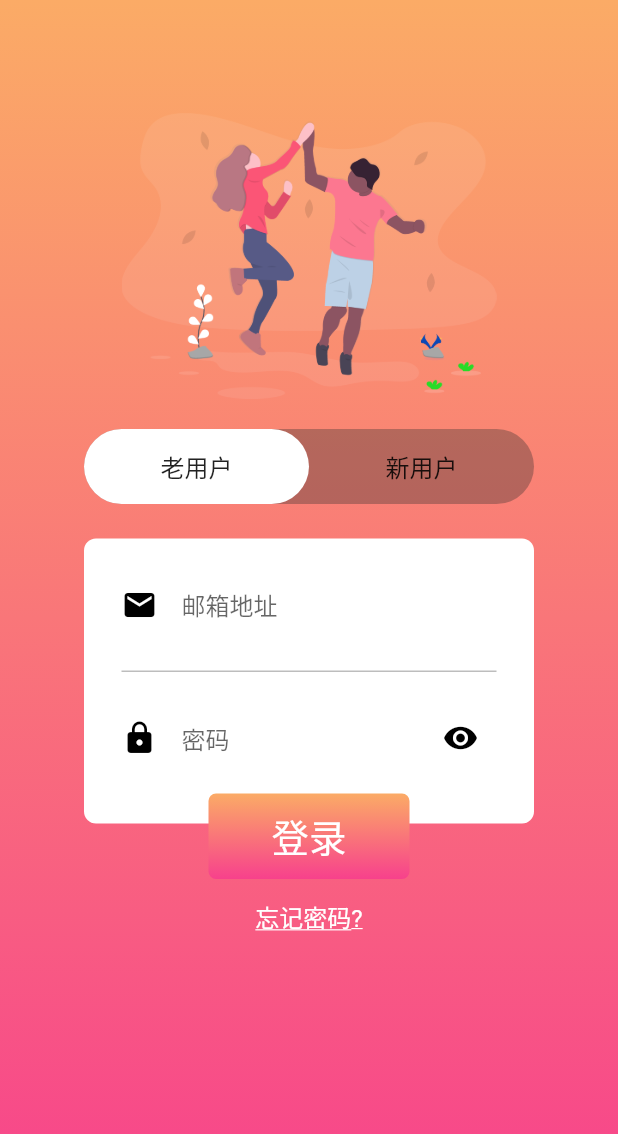
After one commit to littlemall/littlemallapp, a Flutter app: the LoginPage screen opened directly, after a tap on "老用户", on a phone screen of 412 x 824 dp. The commit adds this screen. Shown: the top 1134 px of the screen. Run offline on Flutter 3.47's test engine with Material 2 defaults, Android fonts, the phone set to English and light mode, and no system bars; our stand-ins replace fluro, font_awesome_flutter, shared_preferences; missing offline and left inert: flustars; accounts and stored records are empty; statements that could not run were skipped.

Commit message:
【UPD】 完成注册登录静态界面
 完成注册登录静态界面

```diff
--- /dev/null
+++ b/lib/component/sign_in_page.dart
@@ -0,0 +1,195 @@
+import 'package:flutter/material.dart';
+import 'package:font_awesome_flutter/font_awesome_flutter.dart';
+import 'package:littlemallapp/style/theme.dart' as theme;
+
+/**
+ *注册界面
+ */
+class SignInPage extends StatefulWidget {
+  @override
+  _SignInPageState createState() =>  _SignInPageState();
+}
+
+class _SignInPageState extends State<SignInPage> {
+
+  /**
+   * 利用FocusNode和FocusScopeNode来控制焦点
+   * 可以通过FocusNode.of(context)来获取widget树中默认的FocusScopeNode
+   */
+  FocusNode emailFocusNode =  FocusNode();
+  FocusNode passwordFocusNode =  FocusNode();
+  FocusScopeNode focusScopeNode =  FocusScopeNode();
+
+  GlobalKey<FormState> _SignInFormKey =  GlobalKey();
+
+  bool isShowPassWord = false;
+
+  @override
+  Widget build(BuildContext context) {
+    return  Container(
+      padding: EdgeInsets.only(top: 23),
+      child:  Stack(
+        alignment: Alignment.center,
+//        /**
+//         * 注意这里要设置溢出如何处理，设置为visible的话，可以看到孩子，
+//         * 设置为clip的话，若溢出会进行裁剪
+//         */
+//        overflow: Overflow.visible,
+        children: <Widget>[
+           Column(
+            children: <Widget>[
+              //创建表单
+              buildSignInTextForm(),
+
+              Padding(
+                padding: const EdgeInsets.only(top: 50),
+                child:  Text("忘记密码?",
+                  style:  TextStyle(
+                      fontSize: 16,
+                      color: Colors.white,
+                      decoration: TextDecoration.underline),),
+              ),
+            ],
+          ),
+           new Positioned(child: buildSignInButton(), top: 170,)
+        ],
+      ),
+    );
+  }
+
+  /**
+   * 点击控制密码是否显示
+   */
+  void showPassWord() {
+    setState(() {
+      isShowPassWord = !isShowPassWord;
+    });
+  }
+
+  /**
+   * 创建登录界面的TextForm
+   */
+  Widget buildSignInTextForm() {
+    return  Container(
+      decoration:
+       BoxDecoration(
+          borderRadius: BorderRadius.all(Radius.circular(8))
+          , color: Colors.white
+      ),
+      width: 300,
+      height: 190,
+      /**
+       * Flutter提供了一个Form widget，它可以对输入框进行分组，
+       * 然后进行一些统一操作，如输入内容校验、输入框重置以及输入内容保存。
+       */
+      child:  Form(
+        key: _SignInFormKey,
+        //开启自动检验输入内容，最好还是自己手动检验，不然每次修改子孩子的TextFormField的时候，其他TextFormField也会被检验，感觉不是很好
+//        autovalidate: true,
+        child:  Column(
+          mainAxisSize: MainAxisSize.min,
+          children: <Widget>[
+            Flexible(
+              child: Padding(
+                padding: const EdgeInsets.only(
+                    left: 25, right: 25, top: 20, bottom: 20),
+                child:  TextFormField(
+                  //关联焦点
+                  focusNode: emailFocusNode,
+                  onEditingComplete: () {
+                    if (focusScopeNode == null) {
+                      focusScopeNode = FocusScope.of(context);
+                    }
+                    focusScopeNode.requestFocus(passwordFocusNode);
+                  },
+
+                  decoration:  InputDecoration(
+                      icon:  Icon(Icons.email, color: Colors.black,),
+                      hintText: "邮箱地址",
+                      border: InputBorder.none
+                  ),
+                  style:  TextStyle(fontSize: 16, color: Colors.black),
+                  //验证
+                  validator: (value) {
+                    if (value.isEmpty) {
+                      return "Email can not be empty!";
+                    }
+                  },
+                  onSaved: (value) {
+
+                  },
+                ),
+              ),
+            ),
+             Container(
+              height: 1,
+              width: 250,
+              color: Colors.grey[400],
+            ),
+            Flexible(
+              child: Padding(
+                padding: const EdgeInsets.only(
+                    left: 25, right: 25, top: 20),
+                child:  TextFormField(
+                  focusNode: passwordFocusNode,
+                  decoration:  InputDecoration(
+                      icon:  Icon(Icons.lock, color: Colors.black,),
+                      hintText: "密码",
+                      border: InputBorder.none,
+                      suffixIcon:  IconButton(icon:  Icon(
+                        Icons.remove_red_eye, color: Colors.black,),
+                          onPressed: showPassWord)
+                  ),
+                  //输入密码，需要用*****显示
+                  obscureText: !isShowPassWord,
+                  style:  TextStyle(fontSize: 16, color: Colors.black),
+                  validator: (value) {
+                    if (value == null || value.isEmpty || value.length < 6) {
+                      return "Password'length must longer than 6!";
+                    }
+                  },
+                  onSaved: (value) {
+
+                  },
+                ),
+              ),
+            ),
+
+
+          ],
+        ),),
+    );
+  }
+
+  /**
+   * 创建登录界面的按钮
+   */
+  Widget buildSignInButton() {
+    return
+       GestureDetector(
+        child:  Container(
+          padding: EdgeInsets.only(left: 42, right: 42, top: 10, bottom: 10),
+          decoration:  BoxDecoration(
+            borderRadius: BorderRadius.all(Radius.circular(5)),
+            gradient: theme.Theme.primaryGradient,
+          ),
+          child:  Text(
+            "登录", style:  TextStyle(fontSize: 25, color: Colors.white),),
+        ),
+        onTap: () {
+          /**利用key来获取widget的状态FormState
+              可以用过FormState对Form的子孙FromField进行统一的操作
+           */
+          if (_SignInFormKey.currentState.validate()) {
+            //如果输入都检验通过，则进行登录操作
+            Scaffold.of(context).showSnackBar(
+                 SnackBar(content:  Text("执行登录操作")));
+            //调用所有自孩子的save回调，保存表单内容
+            _SignInFormKey.currentState.save();
+          }
+//          debugDumpApp();
+        },
+
+      );
+  }
+}
--- /dev/null
+++ b/lib/component/sign_up_page.dart
@@ -0,0 +1,140 @@
+import 'package:flutter/material.dart';
+import 'package:font_awesome_flutter/font_awesome_flutter.dart';
+import 'package:littlemallapp/style/theme.dart' as theme;
+
+/**
+ * 注册界面
+ */
+class SignUpPage extends StatefulWidget {
+  @override
+  _SignUpPageState createState() =>  _SignUpPageState();
+}
+
+class _SignUpPageState extends State<SignUpPage> {
+  @override
+  Widget build(BuildContext context) {
+    return  Container(
+        padding: EdgeInsets.only(top: 23),
+        child:  Stack(
+          alignment: Alignment.topCenter,
+          overflow: Overflow.visible,
+          children: <Widget>[
+             Container(
+                decoration:  BoxDecoration(
+                  borderRadius: BorderRadius.all(Radius.circular(8)),
+                  color: Colors.white,),
+                width: 300,
+                height: 360,
+                child: buildSignUpTextForm()
+            ),
+
+             Positioned(child:  Center(child:
+             Container(
+              padding: EdgeInsets.only(
+                  top: 10, bottom: 10, left: 42, right: 42),
+              decoration:  BoxDecoration(
+                gradient: theme.Theme.primaryGradient,
+                borderRadius: BorderRadius.all(Radius.circular(5)),
+              ),
+              child:  Text("注册",
+                style:  TextStyle(fontSize: 25, color: Colors.white),),
+            ),), top: 340,)
+
+          ],
+        )
+    );
+  }
+
+  Widget buildSignUpTextForm() {
+    return  Form(child:  Column(
+      mainAxisSize: MainAxisSize.max,
+      children: <Widget>[
+        //用户名字
+        Expanded(
+          child: Padding(
+            padding: const EdgeInsets.only(
+                left: 25, right: 25, top: 20, bottom: 20),
+            child:  TextFormField(
+              decoration:  InputDecoration(
+                  icon:  Icon(FontAwesomeIcons.user, color: Colors.black,),
+                  hintText: "名称",
+                  border: InputBorder.none
+              ),
+              style:  TextStyle(fontSize: 16, color: Colors.black),
+            ),
+          ),
+        ),
+         Container(
+          height: 1,
+          width: 250,
+          color: Colors.grey[400],
+        ),
+        //邮箱
+        Expanded(
+          child: Padding(
+            padding: const EdgeInsets.only(
+                left: 25, right: 25, top: 20, bottom: 20),
+            child:  TextFormField(
+              decoration:  InputDecoration(
+                  icon:  Icon(Icons.email, color: Colors.black,),
+                  hintText: "邮箱地址",
+                  border: InputBorder.none
+              ),
+              style:  TextStyle(fontSize: 16, color: Colors.black),
+            ),
+          ),
+        ),
+         Container(
+          height: 1,
+          width: 250,
+          color: Colors.grey[400],
+        ),
+        //密码
+        Expanded(
+          child: Padding(
+            padding: const EdgeInsets.only(
+                left: 25, right: 25, top: 20, bottom: 20),
+            child:  TextFormField(
+              decoration:  InputDecoration(
+                icon:  Icon(Icons.lock, color: Colors.black,),
+                hintText: "密码",
+                border: InputBorder.none,
+                suffixIcon:  IconButton(
+                    icon:  Icon(Icons.remove_red_eye, color: Colors.black,),
+                    onPressed: () {}),
+              ),
+              obscureText: true,
+              style:  TextStyle(fontSize: 16, color: Colors.black),
+            ),
+          ),
+        ),
+         Container(
+          height: 1,
+          width: 250,
+          color: Colors.grey[400],
+        ),
+
+        Expanded(
+          child: Padding(
+            padding: const EdgeInsets.only(
+                left: 25, right: 25, top: 20, bottom: 20),
+            child:  TextFormField(
+              decoration:  InputDecoration(
+                icon:  Icon(Icons.lock, color: Colors.black,),
+                hintText: "确认密码",
+                border: InputBorder.none,
+                suffixIcon:  IconButton(
+                    icon:  Icon(Icons.remove_red_eye, color: Colors.black,),
+                    onPressed: () {}),
+              ),
+              obscureText: true,
+              style:  TextStyle(fontSize: 16, color: Colors.black),
+            ),
+          ),
+        ),
+
+      ],
+    ));
+  }
+
+}
--- a/lib/pages/boot_page.dart
+++ b/lib/pages/boot_page.dart
@@ -1,4 +1,5 @@
 import 'package:flutter/material.dart';
+import 'package:littlemallapp/routers/application.dart';
 import 'package:shared_preferences/shared_preferences.dart';
 
 class BootPage extends StatefulWidget {
@@ -51,7 +52,7 @@ class _BootPageState extends State<BootPage> {
                           ),
                           child: RaisedButton(
                             onPressed: () {
-
+                              Application.router.navigateTo(context, '/custom/login');
                             },
                             child: Text('邮箱登录',
                                 style: TextStyle(
--- /dev/null
+++ b/lib/pages/login_page.dart
@@ -0,0 +1,151 @@
+import 'package:flutter/material.dart';
+import 'package:littlemallapp/component/sign_in_page.dart';
+import 'package:littlemallapp/component/sign_up_page.dart';
+import 'package:shared_preferences/shared_preferences.dart';
+import 'package:littlemallapp/style/theme.dart' as theme;
+
+class LoginPage extends StatefulWidget {
+  LoginPage({Key key}) : super(key: key);
+
+  @override
+  _LoginPageState createState() => _LoginPageState();
+}
+
+class _LoginPageState extends State<LoginPage> with TickerProviderStateMixin {
+  PageController _pageController;
+  PageView _pageView;
+  int _currentPage = 0;
+
+  @override
+  void initState() {
+    // TODO: implement initState
+    super.initState();
+    _pageController = PageController();
+    _pageView = PageView(
+      controller: _pageController,
+      children: <Widget>[
+        SignInPage(),
+        SignUpPage(),
+      ],
+      onPageChanged: (index) {
+        setState(() {
+          _currentPage = index;
+        });
+      },
+    );
+  }
+
+  @override
+  Widget build(BuildContext context) {
+    return Scaffold(
+        /**
+       * SafeArea，让内容显示在安全的可见区域
+       * SafeArea，可以避免一些屏幕有刘海或者凹槽的问题
+       */
+        body: SafeArea(
+      child: SingleChildScrollView(
+          /**
+             * 用SingleChildScrollView+Column，避免弹出键盘的时候，出现overFlow现象
+             */
+          child: Container(
+              /**这里要手动设置container的高度和宽度，不然显示不了
+                 * 利用MediaQuery可以获取到跟屏幕信息有关的数据
+                 */
+              height: MediaQuery.of(context).size.height,
+              width: MediaQuery.of(context).size.width,
+              //设置渐变的背景
+              decoration: BoxDecoration(
+                gradient: theme.Theme.primaryGradient,
+              ),
+              child: Column(
+                mainAxisSize: MainAxisSize.max,
+                children: <Widget>[
+                  SizedBox(
+                    height: 75,
+                  ),
+                  /**
+                       * 可以用SizeBox这种写法代替Padding：在Row或者Column中单独设置一个方向的间距的时候
+                       */
+//                     Padding(padding: EdgeInsets.only(top: 75)),
+
+                  //顶部图片
+                  Image(
+                      width: 250,
+                      height: 191,
+                      image: AssetImage("assets/images/v1.0/login_logo.png")),
+                  SizedBox(
+                    height: 20,
+                  ),
+
+                  //中间的Indicator指示器
+                  Container(
+                    width: 300,
+                    height: 50,
+                    decoration: BoxDecoration(
+                      borderRadius: BorderRadius.all(Radius.circular(25)),
+                      color: Color(0x552B2B2B),
+                    ),
+                    child: Row(
+                      children: <Widget>[
+                        Expanded(
+                            child: Container(
+                          /**
+                                   * TODO:暂时不会用Paint去自定义indicator，所以暂时只能这样实现了
+                                   */
+                          decoration: _currentPage == 0
+                              ? BoxDecoration(
+                                  borderRadius: BorderRadius.all(
+                                    Radius.circular(25),
+                                  ),
+                                  color: Colors.white,
+                                )
+                              : null,
+                          child: Center(
+                            child: FlatButton(
+                              onPressed: () {
+                                _pageController.animateToPage(0,
+                                    duration: Duration(milliseconds: 500),
+                                    curve: Curves.decelerate);
+                              },
+                              child: Text(
+                                "老用户",
+                                style: TextStyle(fontSize: 16),
+                              ),
+                            ),
+                          ),
+                        )),
+                        Expanded(
+                            child: Container(
+                          decoration: _currentPage == 1
+                              ? BoxDecoration(
+                                  borderRadius: BorderRadius.all(
+                                    Radius.circular(25),
+                                  ),
+                                  color: Colors.white,
+                                )
+                              : null,
+                          child: Center(
+                            child: FlatButton(
+                              onPressed: () {
+                                _pageController.animateToPage(1,
+                                    duration: Duration(milliseconds: 500),
+                                    curve: Curves.decelerate);
+                              },
+                              child: Text(
+                                "新用户",
+                                style: TextStyle(fontSize: 16),
+                              ),
+                            ),
+                          ),
+                        )),
+                      ],
+                    ),
+                  ),
+                      // SignInPage(),
+                      // SignUpPage(),
+                  Expanded(child: _pageView),
+                ],
+              ))),
+    ));
+  }
+}
--- a/lib/routers/router_handler.dart
+++ b/lib/routers/router_handler.dart
@@ -1,2 +1,8 @@
 import 'package:flutter/material.dart';
 import 'package:fluro/fluro.dart';
+import 'package:littlemallapp/pages/login_page.dart';
+
+Handler loginHandler = Handler(
+    handlerFunc: (BuildContext context, Map<String, List<String>> params) {
+  return LoginPage();
+});
--- a/lib/routers/routes.dart
+++ b/lib/routers/routes.dart
@@ -2,13 +2,38 @@ import 'package:flutter/material.dart';
 import './router_handler.dart';
 import 'package:fluro/fluro.dart';
 
-class Routes{
-  static String root='/';
-  static void configureRoutes(Router router){
-    router.notFoundHandler= new Handler(
-      handlerFunc: (BuildContext context,Map<String,List<String>> params){
-        print('ERROR====>ROUTE WAS NOT FONUND!!!');
-      }
-    );
+// Material
+
+class Routes {
+  static String root = '/';
+  static String login = '/custom/login';
+
+  static void configureRoutes(Router router) {
+    router.notFoundHandler = new Handler(
+        handlerFunc: (BuildContext context, Map<String, List<String>> params) {
+      print('ERROR====>ROUTE WAS NOT FONUND!!!');
+    });
+
+    router.define(login, handler: loginHandler);
+    // router.define(mainPage, handler: mainHandler);
+    // router.define(mobileLoginPage, handler: mobileLoginHandler);
+    // router.define(verifyCode, handler: VerificationCodeHandler);
+    // router.define(feeback, handler: FeedbackHandler);
+    // router.define(setPassword, handler: setPasswordHandler);
+    // router.define(profile, handler: ProfilePageHandler);
+    // router.define(profileEdit, handler: ProfileEditPageHandler);
+    // router.define(orderDetail, handler: OrderDetailHandler);
+    // router.define(orderCancel, handler: OrderCancelHandler);
+    // router.define(estimatedPricePage, handler: estimatedPricePageHandler);
+    // router.define(invoiceDetailPage, handler: InvoiceDetailPageHandler);
+    // router.define(invoiceListPage, handler: InvoiceListPageHandler);
+    // router.define(invoiceHistoryPage, handler: InvoiceHistoryPageHandler);
+    // router.define(invoiceHelpPage, handler: InvoiceHelpPageHandler);
+    // router.define(invitationCode, handler: InvitationCodeHandler);
+    // router.define(wxTestPage, handler: WxTestPageHandler);
+    // router.define(wxSharePage, handler: WxSharePageHandler);
+    // router.define(personCenterPage,handler: PersonCenterPageHandler);
+    // router.define(orderListNewPage,handler: OrderListNewPageHandler);
+    // router.define(noticeNoNetworkPage,handler: NoticeNoNetworkPageHandler);
   }
 }
--- /dev/null
+++ b/lib/style/theme.dart
@@ -0,0 +1,19 @@
+import 'dart:ui';
+
+import 'package:flutter/cupertino.dart';
+
+class Theme {
+
+  /**
+   * 登录界面，定义渐变的颜色
+   */
+  static const Color loginGradientStart = const Color(0xFFfbab66);
+  static const Color loginGradientEnd = const Color(0xFFf7418c);
+
+  static const LinearGradient primaryGradient = const LinearGradient(
+    colors: const [loginGradientStart, loginGradientEnd],
+    stops: const [0.0, 1.0],
+    begin: Alignment.topCenter,
+    end: Alignment.bottomCenter,
+  );
+}
--- a/pubspec.yaml
+++ b/pubspec.yaml
@@ -65,6 +65,7 @@ dev_dependencies:
   json_serializable: ^3.0.0
   # tost plugins
   toast: ^0.1.5
+  font_awesome_flutter: any
 
 # For information on the generic Dart part of this file, see the
 # following page: https://dart.dev/tools/pub/pubspec
```
Also changed, not shown: assets/images/v1.0/login_logo.png (added), pubspec.lock.
